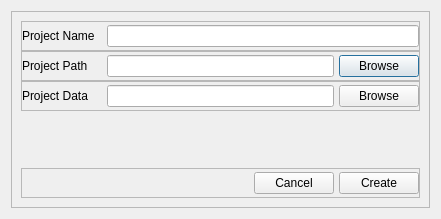
Old version of the form AutoCADDB/newprojectdialog.ui in the repository DB-Netz-AutomatedPlanning/AutoPlan-QT.
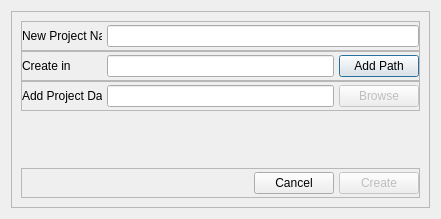
New version of the form.

Commit message: New button backend implementation

Patch:
```diff
--- a/AutoCADDB/newprojectdialog.ui
+++ b/AutoCADDB/newprojectdialog.ui
@@ -77,7 +77,7 @@
             </size>
            </property>
            <property name="text">
-            <string>Project Name</string>
+            <string>New Project Name</string>
            </property>
           </widget>
          </item>
@@ -138,7 +138,7 @@
             </size>
            </property>
            <property name="text">
-            <string>Project Path</string>
+            <string>Create in</string>
            </property>
           </widget>
          </item>
@@ -148,7 +148,7 @@
          <item>
           <widget class="QPushButton" name="btnBrowseProjectPath">
            <property name="text">
-            <string>Browse</string>
+            <string>Add Path</string>
            </property>
           </widget>
          </item>
@@ -206,7 +206,7 @@
             </size>
            </property>
            <property name="text">
-            <string>Project Data</string>
+            <string>Add Project Data</string>
            </property>
           </widget>
          </item>
@@ -215,6 +215,9 @@
          </item>
          <item>
           <widget class="QPushButton" name="btnBrowseProjectData">
+           <property name="enabled">
+            <bool>false</bool>
+           </property>
            <property name="text">
             <string>Browse</string>
            </property>
@@ -294,6 +297,9 @@
          </item>
          <item>
           <widget class="QPushButton" name="btnCreateNewProject">
+           <property name="enabled">
+            <bool>false</bool>
+           </property>
            <property name="text">
             <string>Create</string>
            </property>
```
The commit also changes 3 other files.
